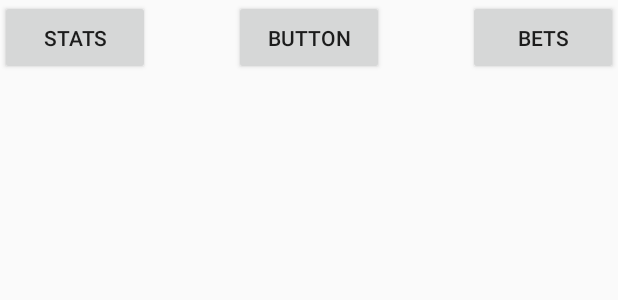
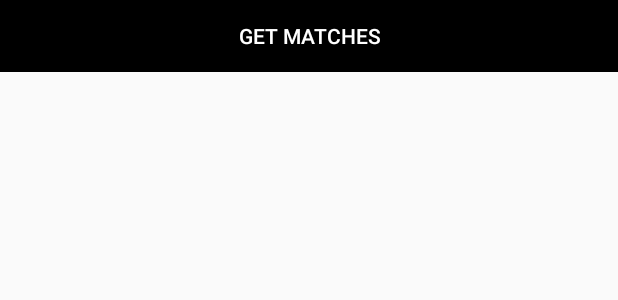
Before and after one commit to karhu48/NHLStats, an Android app: the layout activity_main.xml on its own in the app's theme, with its tools: preview values and no code run, on a phone screen of 412 x 824 dp. Shown: the top 300 px of the screen. Run offline under Robolectric (Android 15) with nearby library versions, the phone set to English and light mode, and no system bars.

```diff
--- a/app/build.gradle
+++ b/app/build.gradle
@@ -2,7 +2,6 @@ apply plugin: 'com.android.application'
 
 android {
     compileSdkVersion 25
-    buildToolsVersion "25.0.2"
     defaultConfig {
         applicationId "com.example.jupe.nhlstats"
         minSdkVersion 23
@@ -14,10 +13,11 @@ android {
     buildTypes {
         release {
             shrinkResources true
-            minifyEnabled false
+            minifyEnabled true
             proguardFiles getDefaultProguardFile('proguard-android.txt'), 'proguard-rules.pro'
         }
     }
+    buildToolsVersion '26.0.2'
 }
 
 dependencies {
--- a/app/src/main/res/layout/activity_main.xml
+++ b/app/src/main/res/layout/activity_main.xml
@@ -1,42 +1,22 @@
 <?xml version="1.0" encoding="utf-8"?>
-<RelativeLayout xmlns:android="http://schemas.android.com/apk/res/android"
-xmlns:app="http://schemas.android.com/apk/res-auto"
-xmlns:tools="http://schemas.android.com/tools"
-android:layout_width="match_parent"
-android:layout_height="match_parent"
-tools:context="com.example.jupe.nhlstats.MainActivity">
+<LinearLayout xmlns:android="http://schemas.android.com/apk/res/android"
+    xmlns:tools="http://schemas.android.com/tools"
+    android:layout_width="match_parent"
+    android:layout_height="wrap_content"
+    android:orientation="vertical">
+
 
     <Button
-        android:id="@+id/buttonStats"
-        android:layout_width="100dp"
-        android:layout_height="50dp"
-        android:layout_weight="1"
-        android:text="Stats"
-        android:layout_alignParentTop="true"
-        android:layout_alignParentStart="true" />
+        android:id="@+id/button"
+        android:layout_width="match_parent"
+        android:layout_height="wrap_content"
+        android:background="@android:color/background_dark"
+        android:text="@string/button" />
 
-    <Button
-        android:id="@+id/buttonBets"
-        android:layout_width="100dp"
-        android:layout_height="50dp"
-        android:layout_weight="1"
-        android:text="Bets"
-        android:layout_alignParentTop="true"
-        android:layout_alignParentEnd="true" />
+    <ListView
+        android:id="@+id/list"
+        android:layout_width="match_parent"
+        android:layout_height="wrap_content"
+        android:background="@color/colorPrimaryDark" />
 
-    <Button
-        android:id="@+id/buttonHit"
-        android:layout_width="100dp"
-        android:layout_height="50dp"
-        android:layout_weight="1"
-        android:text="Button"
-        android:layout_alignParentTop="true"
-        android:layout_centerHorizontal="true" />
-
-    <TextView
-        android:id="@+id/textView1"
-        android:layout_width="300dp"
-        android:layout_height="300dp"
-        android:layout_centerVertical="true"
-        android:layout_centerHorizontal="true" />
-</RelativeLayout>
+</LinearLayout>
--- a/app/src/main/res/layout/bets_layout.xml
+++ /dev/null
@@ -1,6 +0,0 @@
-<?xml version="1.0" encoding="utf-8"?>
-<LinearLayout xmlns:android="http://schemas.android.com/apk/res/android"
-    android:orientation="vertical" android:layout_width="match_parent"
-    android:layout_height="match_parent">
-
-</LinearLayout>
--- a/app/src/main/res/values/colors.xml
+++ b/app/src/main/res/values/colors.xml
@@ -1,6 +1,6 @@
 <?xml version="1.0" encoding="utf-8"?>
 <resources>
-    <color name="colorPrimary">#3F51B5</color>
-    <color name="colorPrimaryDark">#303F9F</color>
+    <color name="colorPrimary">#FC4C02</color>
+    <color name="colorPrimaryDark">#0e0e0d</color>
     <color name="colorAccent">#FF4081</color>
 </resources>
--- a/app/src/main/res/values/strings.xml
+++ b/app/src/main/res/values/strings.xml
@@ -1,3 +1,4 @@
 <resources>
     <string name="app_name">NHLStats</string>
+    <string name="button">Get matches</string>
 </resources>
--- a/app/src/main/res/values/styles.xml
+++ b/app/src/main/res/values/styles.xml
@@ -6,6 +6,7 @@
         <item name="colorPrimary">@color/colorPrimary</item>
         <item name="colorPrimaryDark">@color/colorPrimaryDark</item>
         <item name="colorAccent">@color/colorAccent</item>
+        <item name="android:textColor">#ffffff</item>
     </style>
 
 </resources>
--- a/build.gradle
+++ b/build.gradle
@@ -5,7 +5,7 @@ buildscript {
         jcenter()
     }
     dependencies {
-        classpath 'com.android.tools.build:gradle:2.3.3'
+        classpath 'com.android.tools.build:gradle:3.0.0'
 
         // NOTE: Do not place your application dependencies here; they belong
         // in the individual module build.gradle files
```
Also changed, not shown: app/src/main/AndroidManifest.xml (+0 -8 lines), app/src/main/java/com/example/jupe/nhlstats/Connector.java (added, +34 -0 lines), app/src/main/java/com/example/jupe/nhlstats/JSONDownloader.java (added, +92 -0 lines), app/src/main/java/com/example/jupe/nhlstats/JSONParser.java (+97 -12 lines), app/src/main/java/com/example/jupe/nhlstats/MainActivity.java (+10 -140 lines), app/src/main/java/com/example/jupe/nhlstats/StatsActivity.java (deleted, +0 -31 lines), app/src/main/java/com/example/jupe/nhlstats/betsActivity.java (deleted, +0 -15 lines), app/src/main/res/layout/stats_layout.xml (deleted, +0 -17 lines), gradle/wrapper/gradle-wrapper.properties.
